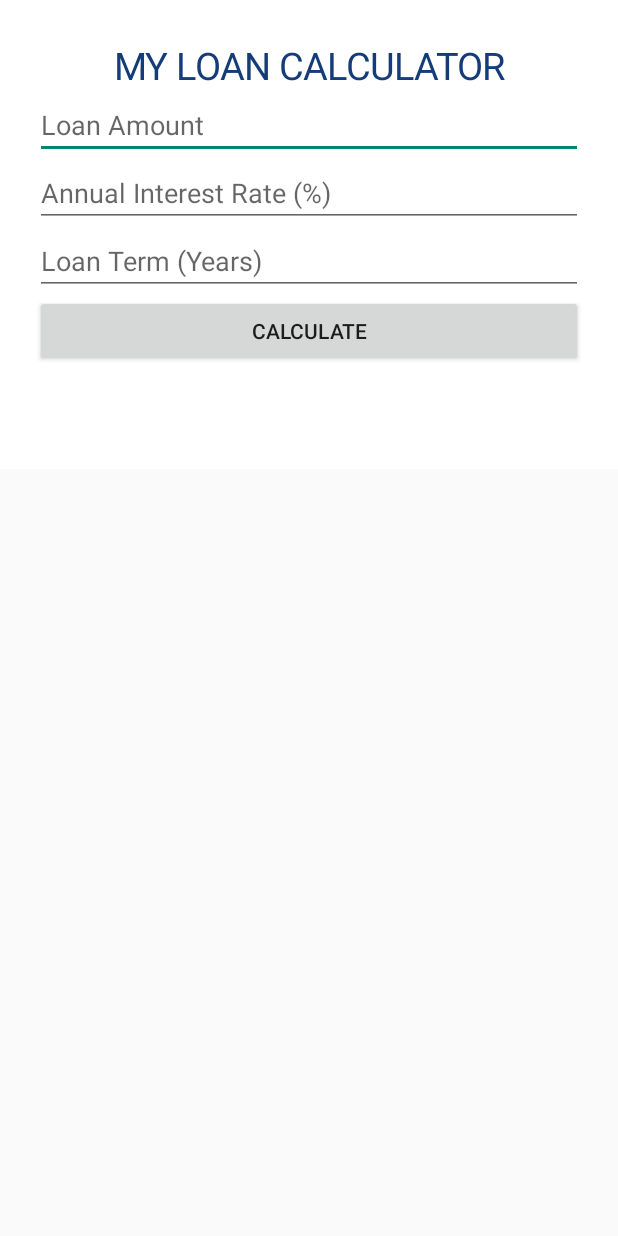
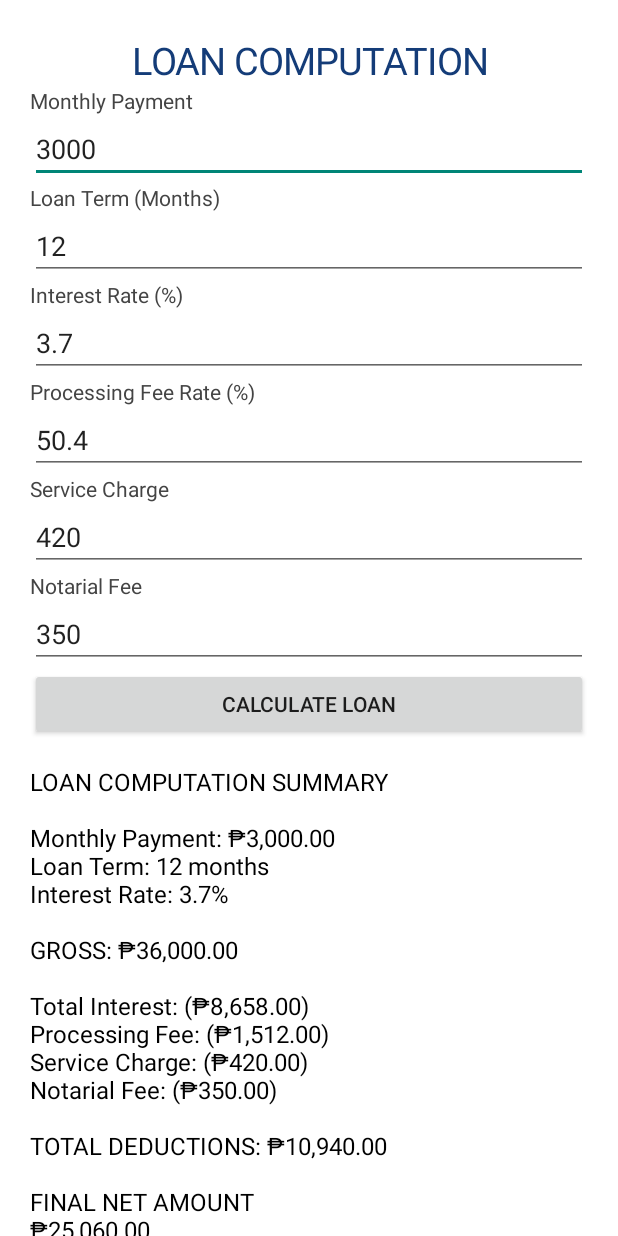
Before and after one commit to Ahdrey01/MyLoanCalculatorApp, an Android app: the screen it shows after launch (MainActivity), on a phone screen of 412 x 824 dp. Run offline under Robolectric (Android 15) with nearby library versions, the phone set to English and light mode, and no system bars.

Commit message:
Update calculator to follow loan computation guide

```diff
--- a/app/src/main/java/com/loancalculator/app/MainActivity.java
+++ b/app/src/main/java/com/loancalculator/app/MainActivity.java
@@ -1,15 +1,19 @@
+
 package com.loancalculator.app;
 
 import android.app.Activity;
 import android.os.Bundle;
 import android.graphics.Color;
 import android.view.Gravity;
+import android.view.View;
 import android.widget.*;
 import android.text.InputType;
+import java.util.Locale;
 
 public class MainActivity extends Activity {
 
-    EditText amount, interest, years;
+    EditText monthlyPayment, loanTerm, interestRate;
+    EditText processingRate, serviceCharge, notarialFee;
     TextView result;
 
     @Override
@@ -18,28 +22,31 @@ public class MainActivity extends Activity {
 
         LinearLayout layout = new LinearLayout(this);
         layout.setOrientation(LinearLayout.VERTICAL);
-        layout.setPadding(35, 40, 35, 35);
+        layout.setPadding(30, 35, 30, 30);
         layout.setBackgroundColor(Color.WHITE);
 
         TextView title = new TextView(this);
-        title.setText("MY LOAN CALCULATOR");
+        title.setText("LOAN COMPUTATION");
         title.setTextSize(25);
         title.setTextColor(Color.rgb(20, 60, 120));
         title.setGravity(Gravity.CENTER);
         layout.addView(title);
 
-        amount = addInput(layout, "Loan Amount");
-        interest = addInput(layout, "Annual Interest Rate (%)");
-        years = addInput(layout, "Loan Term (Years)");
+        monthlyPayment = addInput(layout, "Monthly Payment", "3000");
+        loanTerm = addInput(layout, "Loan Term (Months)", "12");
+        interestRate = addInput(layout, "Interest Rate (%)", "3.7");
+        processingRate = addInput(layout, "Processing Fee Rate (%)", "50.4");
+        serviceCharge = addInput(layout, "Service Charge", "420");
+        notarialFee = addInput(layout, "Notarial Fee", "350");
 
         Button calculate = new Button(this);
-        calculate.setText("CALCULATE");
+        calculate.setText("CALCULATE LOAN");
         layout.addView(calculate);
 
         result = new TextView(this);
-        result.setTextSize(18);
+        result.setTextSize(16);
         result.setTextColor(Color.BLACK);
-        result.setPadding(0, 30, 0, 0);
+        result.setPadding(0, 25, 0, 20);
         layout.addView(result);
 
         calculate.setOnClickListener(v -> calculateLoan());
@@ -47,48 +54,103 @@ public class MainActivity extends Activity {
         ScrollView scroll = new ScrollView(this);
         scroll.addView(layout);
         setContentView(scroll);
+
+        calculateLoan();
     }
 
-    private EditText addInput(LinearLayout layout, String hint) {
+    private EditText addInput(
+            LinearLayout layout, String hint, String value) {
+
+        TextView label = new TextView(this);
+        label.setText(hint);
+        label.setTextSize(14);
+        label.setTextColor(Color.DKGRAY);
+        layout.addView(label);
+
         EditText input = new EditText(this);
-        input.setHint(hint);
-        input.setInputType(InputType.TYPE_CLASS_NUMBER |
-                InputType.TYPE_NUMBER_FLAG_DECIMAL);
+        input.setSingleLine(true);
+        input.setInputType(
+            InputType.TYPE_CLASS_NUMBER |
+            InputType.TYPE_NUMBER_FLAG_DECIMAL
+        );
+        input.setText(value);
         layout.addView(input);
+
         return input;
+    }
+
+    private String peso(double amount) {
+        return String.format(Locale.US, "₱%,.2f", amount);
     }
 
     private void calculateLoan() {
         try {
-            double principal = Double.parseDouble(
-                    amount.getText().toString());
+            double payment = Double.parseDouble(
+                monthlyPayment.getText().toString());
+
+            int months = Integer.parseInt(
+                loanTerm.getText().toString());
+
             double rate = Double.parseDouble(
-                    interest.getText().toString());
-            int term = Integer.parseInt(
-                    years.getText().toString());
+                interestRate.getText().toString());
 
-            if (principal <= 0 || rate < 0 || term <= 0) {
+            double processing = Double.parseDouble(
+                processingRate.getText().toString());
+
+            double service = Double.parseDouble(
+                serviceCharge.getText().toString());
+
+            double notarial = Double.parseDouble(
+                notarialFee.getText().toString());
+
+            if (payment <= 0 || months <= 0 ||
+                rate < 0 || processing < 0 ||
+                service < 0 || notarial < 0) {
+
                 result.setText("Please enter valid values.");
                 return;
             }
 
-            int months = term * 12;
-            double monthlyRate = rate / 1200.0;
+            // STEP 1: Gross
+            double gross = payment * months;
 
-            double payment = monthlyRate == 0
-                    ? principal / months
-                    : principal * monthlyRate /
-                    (1 - Math.pow(1 + monthlyRate, -months));
+            // STEP 2: Total Interest
+            double interest = (rate / 100.0) *
+                payment * (months * (months + 1.0) / 2.0);
 
-            double total = payment * months;
+            // STEP 3: Processing Fee
+            double processingFee =
+                payment * (processing / 100.0);
 
-            result.setText(String.format(
-                    java.util.Locale.US,
-                    "Monthly Payment: %.2f\n\nTotal Payment: %.2f\n\nTotal Interest: %.2f",
-                    payment, total, total - principal));
+            // STEP 4: Total Deductions
+            double deductions = interest +
+                processingFee + service + notarial;
+
+            // STEP 5: Net Amount
+            double net = gross - deductions;
+
+            String output =
+                "LOAN COMPUTATION SUMMARY\n\n" +
+                "Monthly Payment: " + peso(payment) + "\n" +
+                "Loan Term: " + months + " months\n" +
+                "Interest Rate: " + rate + "%\n\n" +
+
+                "GROSS: " + peso(gross) + "\n\n" +
+
+                "Total Interest: (" + peso(interest) + ")\n" +
+                "Processing Fee: (" + peso(processingFee) + ")\n" +
+                "Service Charge: (" + peso(service) + ")\n" +
+                "Notarial Fee: (" + peso(notarial) + ")\n\n" +
+
+                "TOTAL DEDUCTIONS: " + peso(deductions) +
+                "\n\n" +
+
+                "FINAL NET AMOUNT\n" + peso(net);
+
+            result.setText(output);
 
         } catch (Exception e) {
-            result.setText("Please enter all details correctly.");
+            result.setText("Please complete all fields correctly.");
         }
     }
 }
```
